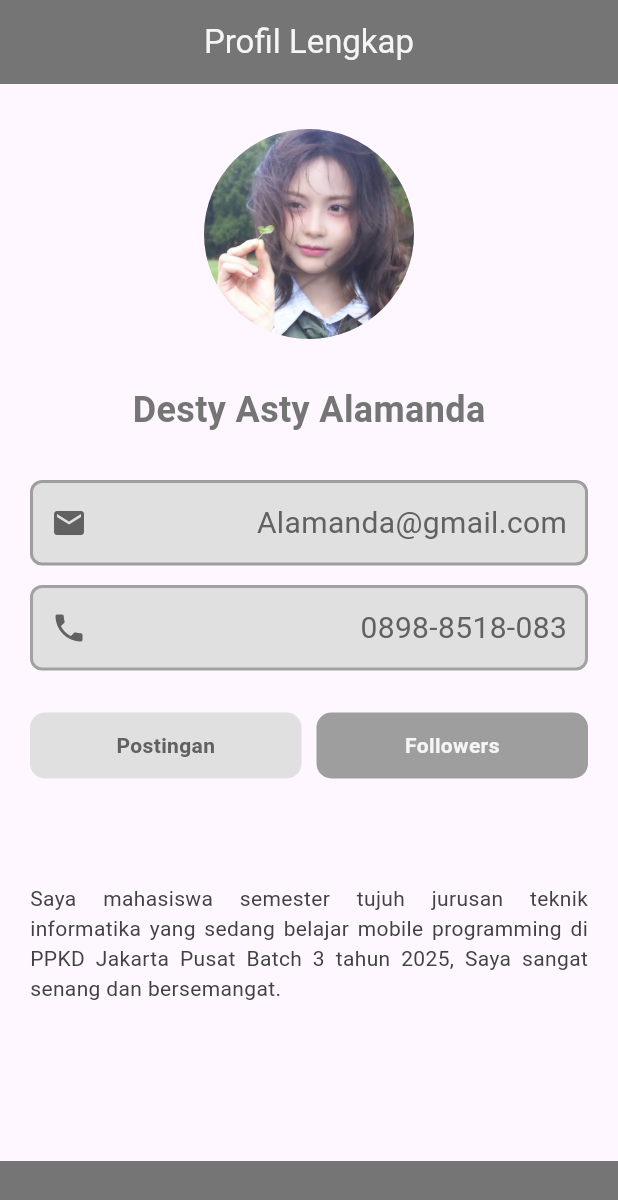
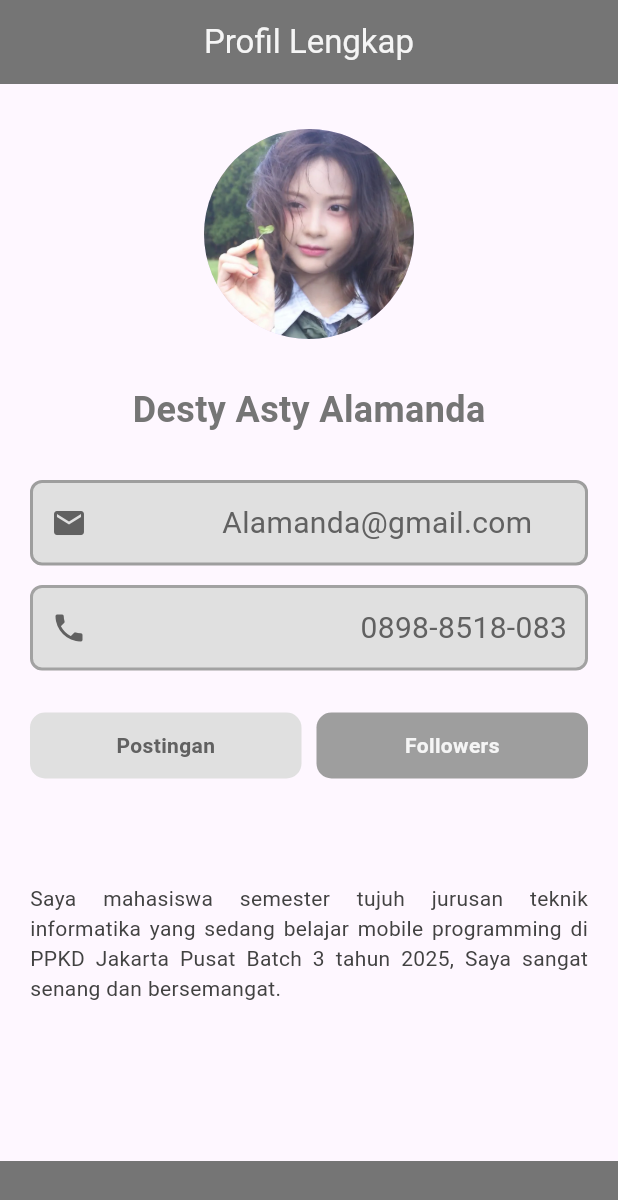
Before and after one commit to DestyAlamanda/ppkd_d_3, a Flutter app: the screen it shows after launch, on a phone screen of 412 x 824 dp. Shown: the top 1200 px of the screen. Run offline on Flutter 3.47's test engine with Material 3 defaults, Android fonts, the phone set to English and light mode, and no system bars.

Commit message:
final task [Tugas 2 Flutter]

```diff
--- a/lib/tugas_2/tugas_2_flutter.dart
+++ b/lib/tugas_2/tugas_2_flutter.dart
@@ -44,7 +44,7 @@ class TugasDua extends StatelessWidget {
               child: Row(
                 children: [
                   Icon(Icons.email, color: Colors.grey[700]),
-                  Spacer(),
+                  SizedBox(width: 90),
                   Text(
                     "Alamanda@gmail.com",
                     style: TextStyle(fontSize: 20, color: Colors.grey[700]),
```
